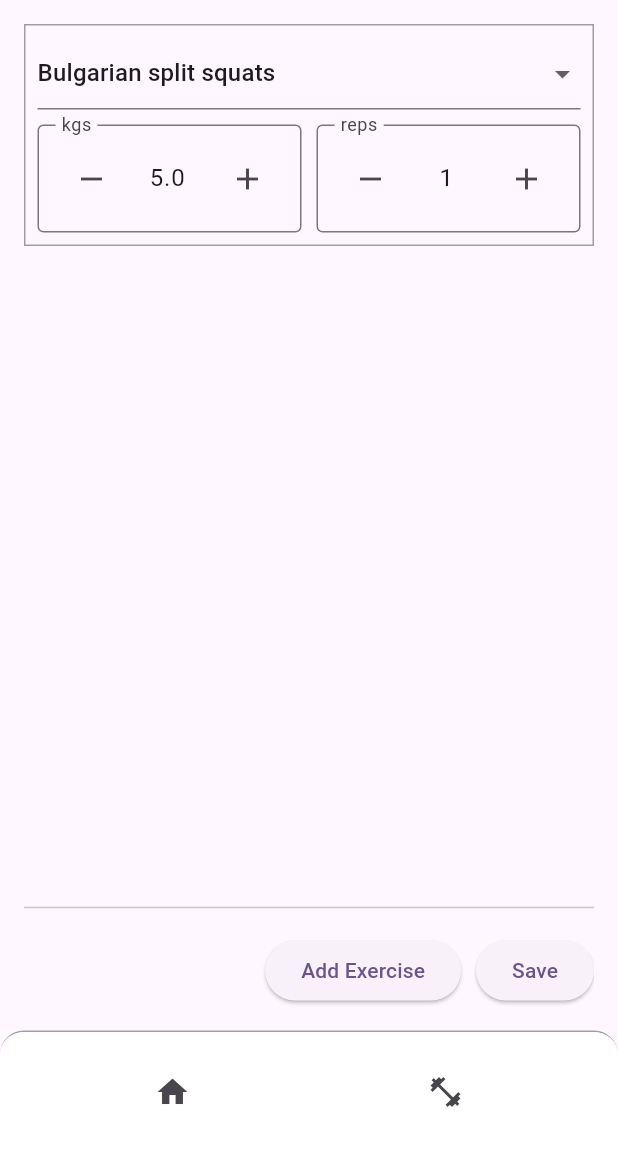
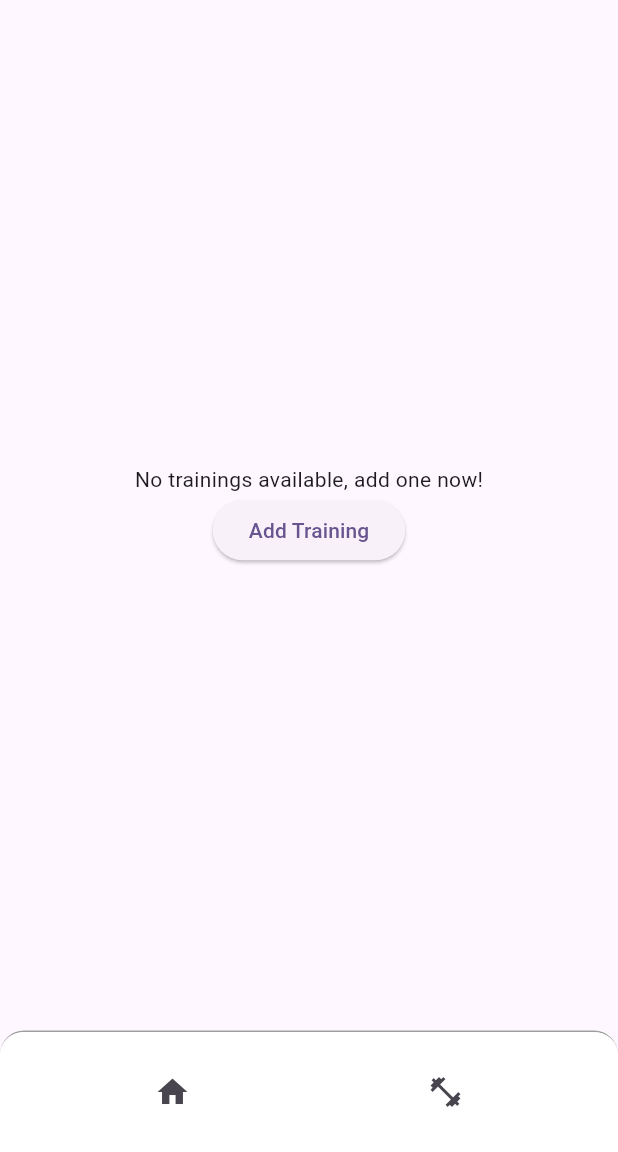
Before and after one commit to Fabs97/fitsanny, a Flutter app: the screen it shows after launch, after a tap on the "fitness center" icon, on a phone screen of 412 x 824 dp, the part 84-1236 px from its top. Run offline on Flutter 3.47's test engine with Material 3 defaults, Android fonts, the phone set to English and light mode, and no system bars; drawn by our look-alikes of flutter_form_builder; our stand-ins replace equatable, flutter_bloc, go_router, sqflite; accounts and stored records are empty.

Commit message:
working newTrainingForm

```diff
--- a/lib/bloc/training/training_bloc.dart
+++ b/lib/bloc/training/training_bloc.dart
@@ -1,8 +1,11 @@
 import 'package:equatable/equatable.dart';
 import 'package:fitsanny/bloc/database/database_bloc.dart';
+import 'package:fitsanny/pages/training/exercise_row.dart';
 import 'package:fitsanny/repositories/training_repository.dart';
 import 'package:fitsanny/model/training.dart';
+import 'package:flutter/material.dart' show GlobalKey;
 import 'package:flutter_bloc/flutter_bloc.dart';
+import 'package:flutter_form_builder/flutter_form_builder.dart';
 
 part 'training_event.dart';
 part 'training_state.dart';
@@ -12,21 +15,24 @@ class TrainingBloc extends Bloc<TrainingEvent, TrainingState> {
 
   TrainingBloc({required TrainingRepository repository})
     : _trainingRepository = repository,
-      super(TrainingInitial([])) {
-    on<LoadTrainingEvent>((event, emit) async {
+      super(TrainingsInitial([])) {
+    on<LoadTrainingsEvent>((event, emit) async {
       try {
         final trainings = await _trainingRepository.getTrainings();
-        emit(TrainingLoaded(trainings));
+        emit(TrainingsLoaded(trainings));
       } catch (e) {
-        emit(TrainingError('Failed to load trainings: $e'));
+        emit(TrainingsError('Failed to load trainings: $e'));
       }
     });
+    on<NewTrainingEvent>((event, emit) {
+      emit(NewTraining(state.trainings));
+    });
     on<AddTrainingEvent>((event, emit) async {
-      if (state is TrainingLoaded) {
+      if (state is NewTraining) {
         try {
           await _trainingRepository.insertTraining(event.training);
           final trainings = await _trainingRepository.getTrainings();
-          emit(TrainingLoaded(trainings));
+          emit(TrainingsLoaded(trainings));
         } catch (e) {
           print(e); //TODO - Snackbar
         }
--- a/lib/bloc/training/training_event.dart
+++ b/lib/bloc/training/training_event.dart
@@ -8,7 +8,9 @@ abstract class TrainingEvent extends Equatable {
 }
 
 //Event Designed for READING The Elements
-class LoadTrainingEvent extends TrainingEvent {}
+class LoadTrainingsEvent extends TrainingEvent {}
+
+class NewTrainingEvent extends TrainingEvent {}
 
 //Event Designed for CREATING New Elements
 class AddTrainingEvent extends TrainingEvent {
--- a/lib/bloc/training/training_state.dart
+++ b/lib/bloc/training/training_state.dart
@@ -8,19 +8,29 @@ class TrainingState extends Equatable {
   List<Object> get props => [trainings];
 }
 
-class TrainingInitial extends TrainingState {
-  const TrainingInitial(super.trainings);
+class TrainingsInitial extends TrainingState {
+  const TrainingsInitial(super.trainings);
 }
 
-class TrainingLoading extends TrainingState {
-  const TrainingLoading(super.trainings);
+class TrainingsLoading extends TrainingState {
+  const TrainingsLoading(super.trainings);
 }
 
-class TrainingLoaded extends TrainingState {
-  const TrainingLoaded(super.trainings);
+class TrainingsLoaded extends TrainingState {
+  const TrainingsLoaded(super.trainings);
 }
 
-class TrainingError extends TrainingState {
+class NewTraining extends TrainingState {
+  final GlobalKey<FormBuilderState> _formKey = GlobalKey<FormBuilderState>();
+
+  final List<ExerciseRow> exerciseRows = [ExerciseRow()];
+
+  NewTraining(super.trainings);
+
+  GlobalKey<FormBuilderState> get formKey => _formKey;
+}
+
+class TrainingsError extends TrainingState {
   final String message;
-  const TrainingError(this.message) : super(const []);
+  const TrainingsError(this.message) : super(const []);
 }
--- a/lib/pages/home/home.dart
+++ b/lib/pages/home/home.dart
@@ -1,12 +1,12 @@
 import 'package:flutter/material.dart';
 
 class HomePage extends StatelessWidget {
-  final String title;
+  final String title = 'Fit Sanny';
 
-  const HomePage({super.key, required this.title});
+  const HomePage({super.key});
 
   @override
   Widget build(BuildContext context) {
-    return Column(children: [Center(child: const Text('Hallo Sanny'))]);
+    return Column(children: [Center(child: Text(title))]);
   }
 }
--- a/lib/pages/training/exercise_row.dart
+++ b/lib/pages/training/exercise_row.dart
@@ -1,8 +1,12 @@
 import 'package:fitsanny/components/form_stepper.dart';
+import 'package:fitsanny/utils/uuid_utils.dart';
 import 'package:flutter/material.dart';
 import 'package:flutter_form_builder/flutter_form_builder.dart';
 
 class ExerciseRow extends StatelessWidget {
+  @override
+  Key? get key => ValueKey(UuidUtils.generate());
+
   const ExerciseRow({super.key});
 
   @override
@@ -16,7 +20,7 @@ class ExerciseRow extends StatelessWidget {
           mainAxisSize: MainAxisSize.max,
           children: [
             FormBuilderDropdown(
-              name: 'Excercise',
+              name: 'exercise_$key',
               initialValue: 'Bulgarian split squats',
               items: ['Bulgarian split squats', 'Squats']
                   .map(
@@ -32,7 +36,7 @@ class ExerciseRow extends StatelessWidget {
               children: [
                 Expanded(
                   child: FormStepper(
-                    name: 'kgs',
+                    name: 'kgs_$key',
                     label: 'kgs',
                     step: 0.5,
                     initialValue: 5,
@@ -40,7 +44,7 @@ class ExerciseRow extends StatelessWidget {
                 ),
                 Expanded(
                   child: FormStepper(
-                    name: 'reps',
+                    name: 'reps_$key',
                     label: 'reps',
                     step: 1,
                     initialValue: 1,
--- a/lib/pages/training/training_form.dart
+++ b/lib/pages/training/training_form.dart
@@ -1,5 +1,7 @@
+import 'package:fitsanny/bloc/training/training_bloc.dart';
 import 'package:fitsanny/pages/training/exercise_row.dart';
 import 'package:flutter/material.dart';
+import 'package:flutter_bloc/flutter_bloc.dart';
 import 'package:flutter_form_builder/flutter_form_builder.dart';
 
 class TrainingForm extends StatefulWidget {
@@ -10,21 +12,22 @@ class TrainingForm extends StatefulWidget {
 }
 
 class _TrainingFormState extends State<TrainingForm> {
-  final GlobalKey<FormBuilderState> _formKey = GlobalKey<FormBuilderState>();
-
-  final List<Widget> _exerciseRows = [ExerciseRow()];
-
   @override
   Widget build(BuildContext context) {
+    return BlocBuilder<TrainingBloc, TrainingState>(
+      builder: (context, state) {
+        if (state is! NewTraining) {
+          return Center(child: Text('Invalid state for Training Form'));
+        }
         return FormBuilder(
-      key: _formKey,
+          key: state.formKey,
           child: Column(
             mainAxisSize: MainAxisSize.max,
             spacing: 10.0,
             children: [
               Expanded(
                 child: SingleChildScrollView(
-              child: Column(spacing: 8.0, children: _exerciseRows),
+                  child: Column(spacing: 8.0, children: state.exerciseRows),
                 ),
               ),
               Divider(),
@@ -34,15 +37,24 @@ class _TrainingFormState extends State<TrainingForm> {
                 children: [
                   ElevatedButton(
                     onPressed: () => setState(() {
-                  _exerciseRows.add(ExerciseRow());
+                      state.exerciseRows.add(ExerciseRow());
                     }),
                     child: Text('Add Exercise'),
                   ),
-              ElevatedButton(onPressed: () {}, child: Text('Save')),
+                  ElevatedButton(
+                    onPressed: () {
+                      print(
+                        "Saving training...: ${state.formKey.currentState?.fields} exercises",
+                      );
+                    },
+                    child: Text('Save'),
+                  ),
                 ],
               ),
             ],
           ),
         );
+      },
+    );
   }
 }
--- a/lib/pages/training/training_home.dart
+++ b/lib/pages/training/training_home.dart
@@ -1,5 +1,6 @@
 import 'package:fitsanny/bloc/training/training_bloc.dart';
 import 'package:fitsanny/pages/training/training_form.dart';
+import 'package:fitsanny/pages/training/trainings_view.dart';
 import 'package:flutter/material.dart';
 import 'package:flutter_bloc/flutter_bloc.dart';
 
@@ -13,15 +14,20 @@ class TrainingHome extends StatefulWidget {
 class _TrainingHomeState extends State<TrainingHome> {
   @override
   Widget build(BuildContext context) {
+    context.read<TrainingBloc>().add(LoadTrainingsEvent());
     return BlocBuilder<TrainingBloc, TrainingState>(
       builder: (BuildContext context, TrainingState state) {
-        if (state is TrainingLoading) {
+        if (state is TrainingsInitial || state is TrainingsLoading) {
           return const Center(child: CircularProgressIndicator());
-        } else if (state is TrainingError) {
-          return Center(child: Text('Error: ${state.message}'));
+        } else if (state is TrainingsLoaded) {
+          return TrainingsView();
+        } else {
+          return Center(
+            child: Text(
+              "TrainingHome::build - State RuntimeType: ${state.runtimeType}",
+            ),
+          );
         }
-
-        return TrainingForm();
       },
     );
   }
--- /dev/null
+++ b/lib/pages/training/trainings_view.dart
@@ -0,0 +1,43 @@
+import 'package:fitsanny/bloc/training/training_bloc.dart';
+import 'package:flutter/material.dart';
+import 'package:flutter_bloc/flutter_bloc.dart';
+import 'package:go_router/go_router.dart';
+
+class TrainingsView extends StatelessWidget {
+  const TrainingsView({super.key});
+
+  @override
+  Widget build(BuildContext context) {
+    return BlocBuilder<TrainingBloc, TrainingState>(
+      builder: (context, state) {
+        return state.trainings.isEmpty
+            ? Column(
+                mainAxisAlignment: MainAxisAlignment.center,
+                children: [
+                  Center(child: Text('No trainings available, add one now!')),
+                  ElevatedButton(
+                    onPressed: () {
+                      context.read<TrainingBloc>().add(NewTrainingEvent());
+                      context.go('/training/new');
+                    },
+                    child: Text('Add Training'),
+                  ),
+                ],
+              )
+            : SingleChildScrollView(
+                child: Column(
+                  children: [
+                    for (var training in state.trainings)
+                      ListTile(
+                        title: Text(training.title),
+                        subtitle: Text(
+                          'Exercises: ${training.exercises.length}',
+                        ),
+                      ),
+                  ],
+                ),
+              );
+      },
+    );
+  }
+}
--- a/lib/router.dart
+++ b/lib/router.dart
@@ -1,4 +1,5 @@
 import 'package:fitsanny/pages/home/home.dart';
+import 'package:fitsanny/pages/training/training_form.dart';
 import 'package:fitsanny/pages/training/training_home.dart';
 import 'package:fitsanny/shell_route_builder.dart';
 import 'package:go_router/go_router.dart';
@@ -8,14 +9,20 @@ final _router = GoRouter(
   routes: [
     ShellRoute(
       builder: shellRouteBuilder,
+      redirect: (context, state) {
+        if (state.fullPath == '/') {
+          return '/home';
+        }
+      },
       routes: [
-        GoRoute(
-          path: '/home',
-          builder: (context, state) => const HomePage(title: 'Fit Sanny'),
-        ),
+        GoRoute(path: '/home', builder: (context, state) => const HomePage()),
         GoRoute(
           path: '/training',
           builder: (context, state) => const TrainingHome(),
+        ),
+        GoRoute(
+          path: '/training/new',
+          builder: (context, state) => const TrainingForm(),
         ),
       ],
     ),
--- /dev/null
+++ b/lib/utils/uuid_utils.dart
@@ -0,0 +1,9 @@
+import 'package:uuid/uuid.dart';
+
+class UuidUtils {
+  static var uuid = Uuid();
+
+  static String generate() {
+    return uuid.v4();
+  }
+}
--- a/pubspec.yaml
+++ b/pubspec.yaml
@@ -41,6 +41,7 @@ dependencies:
   form_builder_validators: ^11.2.0
   go_router: ^17.0.0
   equatable: ^2.0.7
+  uuid: ^4.5.2
 
 dev_dependencies:
   flutter_test:
```
Also changed, not shown: pubspec.lock. Lines whose indentation alone changed are shown as unchanged.
